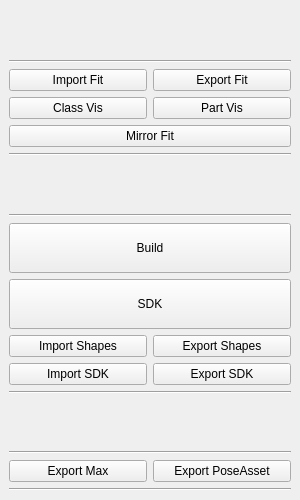
Before: the Qt Designer form _gameFace/face/ui/designer/main.ui in DDDonzy/d_maya, drawn with Qt 5.
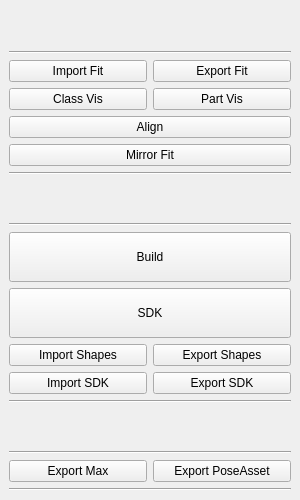
After: the same form once the commit is applied.

The edit to the form file:
```diff
--- a/_gameFace/face/ui/designer/main.ui
+++ b/_gameFace/face/ui/designer/main.ui
@@ -86,6 +86,13 @@
       </item>
      </layout>
     </item>
+    <item>
+     <widget class="QPushButton" name="bt_align">
+      <property name="text">
+       <string>Align</string>
+      </property>
+     </widget>
+    </item>
     <item>
      <widget class="QPushButton" name="bt_mirror">
       <property name="text">
```
